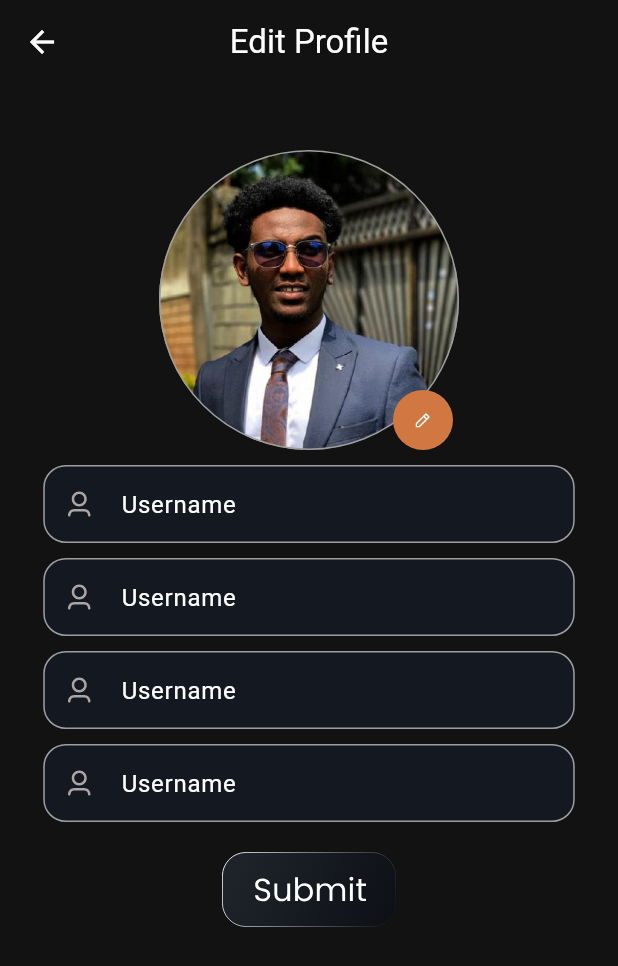
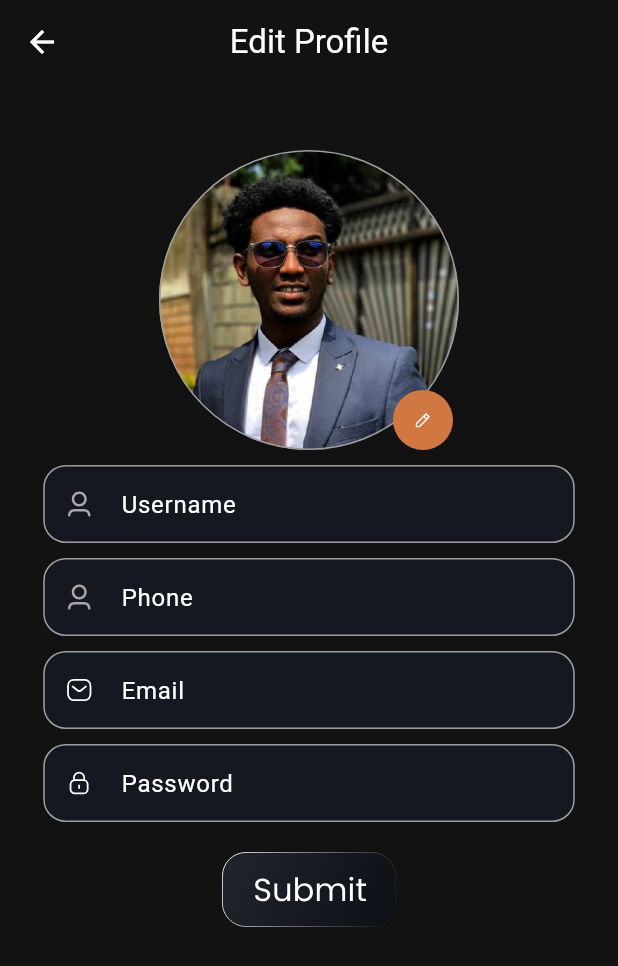
Before and after one commit to mrnpro/Cake-Shop, a Flutter app: the EditProfileScreen screen opened directly, on a phone screen of 412 x 824 dp. Shown: the top 966 px of the screen. Run offline on Flutter 3.47's test engine with Material 2 defaults, Android fonts, the phone set to English and light mode, and no system bars; our stand-ins replace flutter_svg, google_fonts.

Commit message:
Update form.dart

```diff
--- a/lib/Screens/EditProfile/components/form.dart
+++ b/lib/Screens/EditProfile/components/form.dart
@@ -26,21 +26,21 @@ class EditProfileForm extends StatelessWidget {
               return null;
             },
             svgIcon: SvgPicture.asset(Assets.assetsVectorsUser),
-            hintText: 'Username'),
+            hintText: 'Phone'),
         const SizedBox(height: 10),
         MyTextFormField(
             validator: (val) {
               return null;
             },
-            svgIcon: SvgPicture.asset(Assets.assetsVectorsUser),
-            hintText: 'Username'),
+            svgIcon: SvgPicture.asset(Assets.assetsVectorsMessage),
+            hintText: 'Email'),
         const SizedBox(height: 10),
         MyTextFormField(
             validator: (val) {
               return null;
             },
-            svgIcon: SvgPicture.asset(Assets.assetsVectorsUser),
-            hintText: 'Username'),
+            svgIcon: SvgPicture.asset(Assets.assetsVectorsLock),
+            hintText: 'Password'),
         const SizedBox(height: 20),
         SizedBox(
             height: 50, child: SvgPicture.asset(Assets.assetsVectorsSubmit))
```
